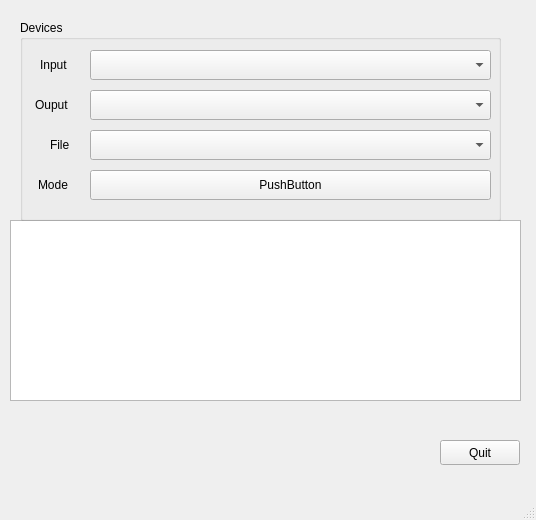
Old version of the form chopin-lab/form.ui in the repository obook/I-like-Chopin.
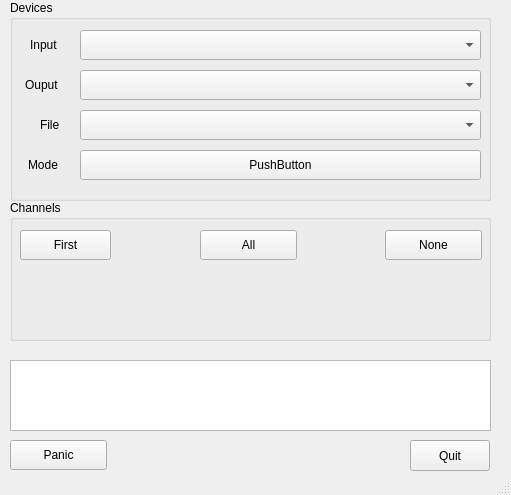
New version of the form.

```diff
--- a/chopin-lab/form.ui
+++ b/chopin-lab/form.ui
@@ -6,8 +6,8 @@
    <rect>
     <x>0</x>
     <y>0</y>
-    <width>536</width>
-    <height>520</height>
+    <width>511</width>
+    <height>495</height>
    </rect>
   </property>
   <property name="windowTitle">
@@ -18,19 +18,19 @@
     <property name="geometry">
      <rect>
       <x>10</x>
-      <y>220</y>
-      <width>511</width>
-      <height>181</height>
+      <y>360</y>
+      <width>481</width>
+      <height>71</height>
      </rect>
     </property>
    </widget>
    <widget class="QPushButton" name="pushButton_Quit">
     <property name="geometry">
      <rect>
-      <x>440</x>
+      <x>410</x>
       <y>440</y>
       <width>80</width>
-      <height>25</height>
+      <height>31</height>
      </rect>
     </property>
     <property name="text">
@@ -40,8 +40,8 @@
    <widget class="QGroupBox" name="groupBox">
     <property name="geometry">
      <rect>
-      <x>20</x>
-      <y>20</y>
+      <x>10</x>
+      <y>0</y>
       <width>481</width>
       <height>201</height>
      </rect>
@@ -145,16 +145,82 @@
      </property>
     </widget>
    </widget>
-  </widget>
-  <widget class="QMenuBar" name="menubar">
-   <property name="geometry">
-    <rect>
-     <x>0</x>
-     <y>0</y>
-     <width>536</width>
-     <height>22</height>
-    </rect>
-   </property>
+   <widget class="QGroupBox" name="groupBox_2">
+    <property name="geometry">
+     <rect>
+      <x>10</x>
+      <y>200</y>
+      <width>481</width>
+      <height>141</height>
+     </rect>
+    </property>
+    <property name="title">
+     <string>Channels</string>
+    </property>
+    <widget class="QWidget" name="gridLayoutWidget">
+     <property name="geometry">
+      <rect>
+       <x>10</x>
+       <y>70</y>
+       <width>461</width>
+       <height>71</height>
+      </rect>
+     </property>
+     <layout class="QGridLayout" name="gridLayout"/>
+    </widget>
+    <widget class="QPushButton" name="pushButton_ChannelAll">
+     <property name="geometry">
+      <rect>
+       <x>190</x>
+       <y>30</y>
+       <width>97</width>
+       <height>30</height>
+      </rect>
+     </property>
+     <property name="text">
+      <string>All</string>
+     </property>
+    </widget>
+    <widget class="QPushButton" name="pushButton_ChannelFirst">
+     <property name="geometry">
+      <rect>
+       <x>10</x>
+       <y>30</y>
+       <width>91</width>
+       <height>30</height>
+      </rect>
+     </property>
+     <property name="text">
+      <string>First</string>
+     </property>
+    </widget>
+    <widget class="QPushButton" name="pushButton_ChannelNone">
+     <property name="geometry">
+      <rect>
+       <x>375</x>
+       <y>30</y>
+       <width>97</width>
+       <height>30</height>
+      </rect>
+     </property>
+     <property name="text">
+      <string>None</string>
+     </property>
+    </widget>
+   </widget>
+   <widget class="QPushButton" name="pushButton_Panic">
+    <property name="geometry">
+     <rect>
+      <x>10</x>
+      <y>440</y>
+      <width>97</width>
+      <height>30</height>
+     </rect>
+    </property>
+    <property name="text">
+     <string>Panic</string>
+    </property>
+   </widget>
   </widget>
   <widget class="QStatusBar" name="statusbar"/>
  </widget>
```
